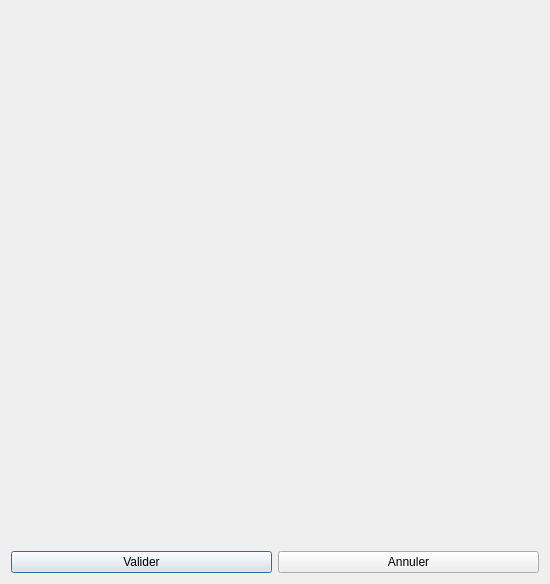
Qt form application/ui/validation_prompt_window.ui (nils-van-zuijlen/Enibar) before a commit.
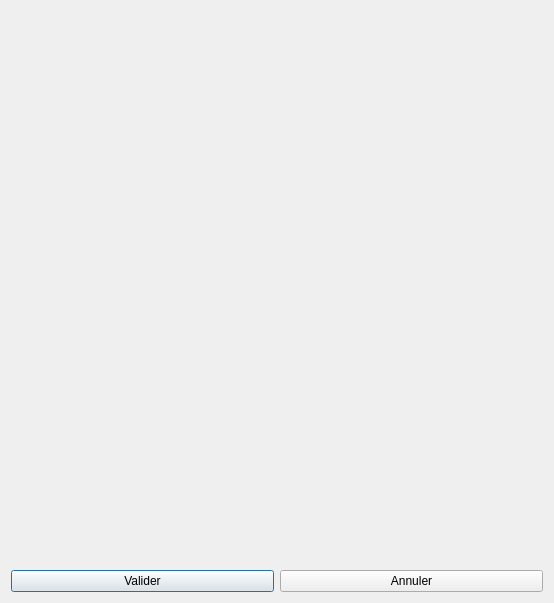
The same form after that commit. Icons and pictures are not drawn.

Commit message:
Keep the image in the center even if the nickname is super long in the validation_prompt_window
Fixes #240

Diff of the .ui file:
```diff
--- a/application/ui/validation_prompt_window.ui
+++ b/application/ui/validation_prompt_window.ui
@@ -9,8 +9,8 @@
    <rect>
     <x>0</x>
     <y>0</y>
-    <width>550</width>
-    <height>584</height>
+    <width>554</width>
+    <height>603</height>
    </rect>
   </property>
   <property name="windowTitle">
@@ -58,6 +58,9 @@
      <property name="pixmap">
       <pixmap>../heroes.png</pixmap>
      </property>
+     <property name="alignment">
+      <set>Qt::AlignCenter</set>
+     </property>
     </widget>
    </item>
   </layout>
```
